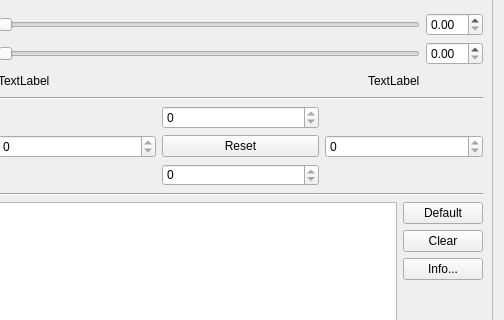
This is rastools/rasviewer/mdi_window.ui in waveform-computing/rastools as Qt 5 draws it before an edit; both pictures show x 95 to 599 and y 159 to 479 of the 599 by 930 pixel window. The edited form follows.
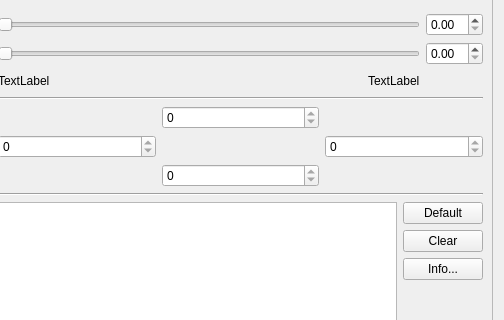
This is the edited form.

```diff
--- a/rastools/rasviewer/mdi_window.ui
+++ b/rastools/rasviewer/mdi_window.ui
@@ -315,13 +315,6 @@
             </property>
            </widget>
           </item>
-          <item row="1" column="1">
-           <widget class="QPushButton" name="crop_reset_button">
-            <property name="text">
-             <string>Reset</string>
-            </property>
-           </widget>
-          </item>
          </layout>
         </item>
         <item row="8" column="0" colspan="2">
```
Left out of the diff: 5 changed lines with no effect on the pictures.
